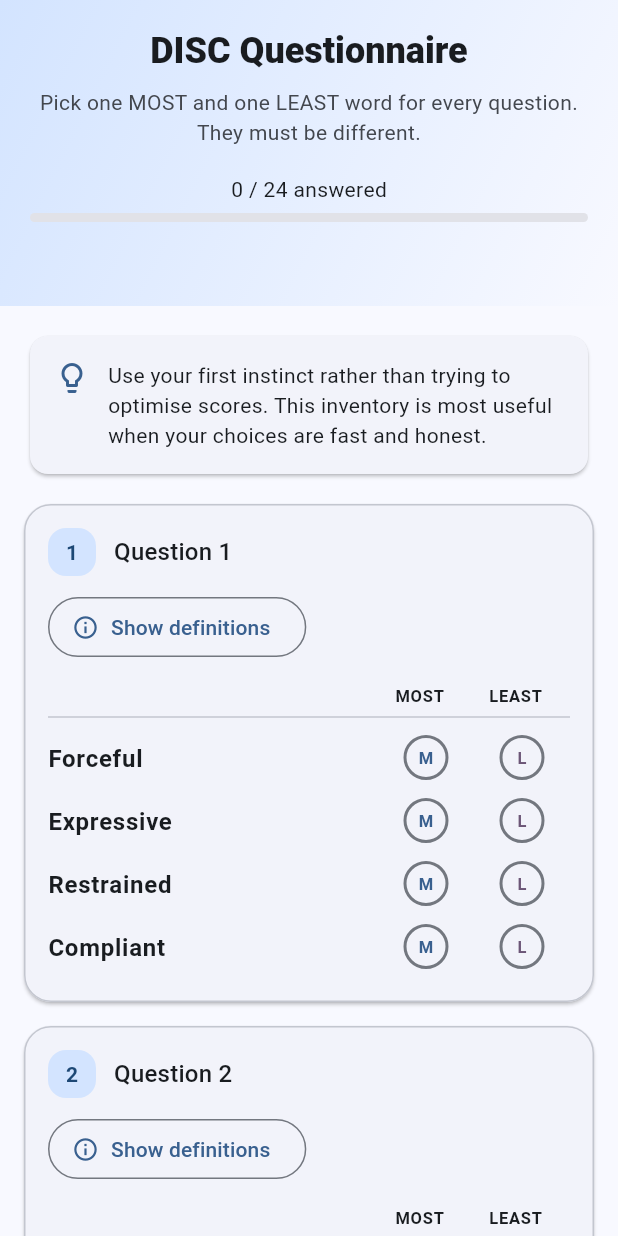
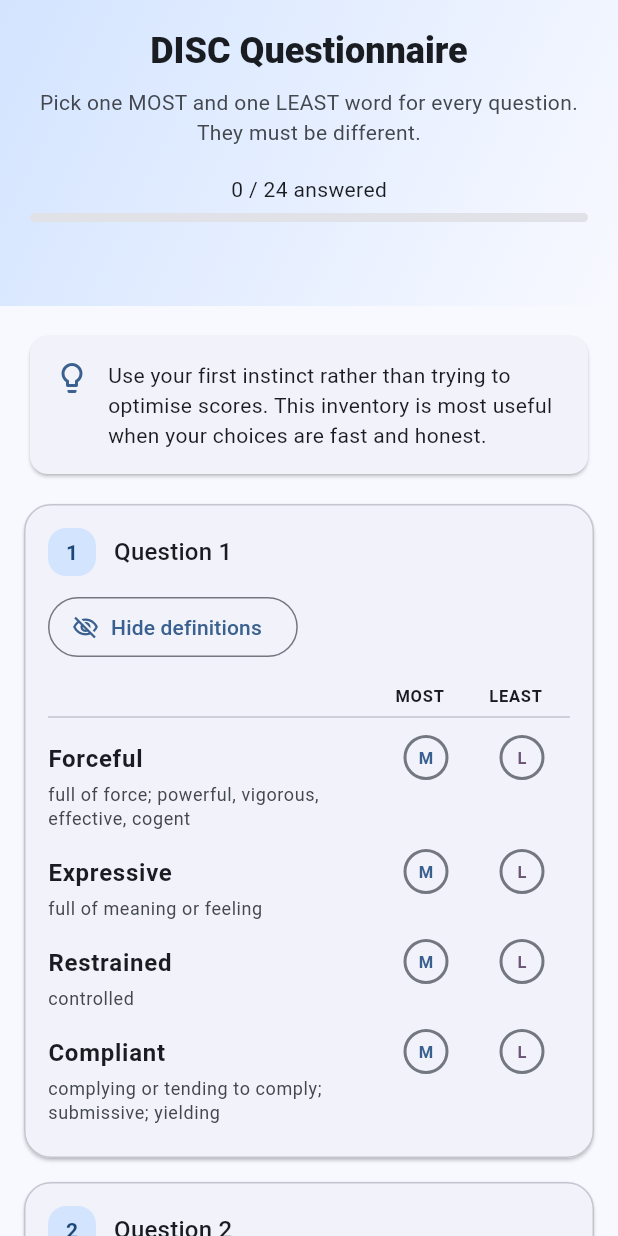
Before and after one commit to Boonpin97/disc_test, a Flutter app: the QuestionnaireScreen screen opened directly, on a phone screen of 412 x 824 dp. Run offline on Flutter 3.47's test engine with Material 3 defaults, Android fonts, the phone set to English and light mode, and no system bars; our stand-ins replace pdf; missing offline and left inert: dart:html.

Commit message:
Show definitions by default and update intro screen copy
Co-Authored-By: Claude Sonnet 4.6 <noreply@anthropic.com>

```diff
--- a/lib/screens/intro_screen.dart
+++ b/lib/screens/intro_screen.dart
@@ -70,7 +70,7 @@ class IntroScreen extends StatelessWidget {
                       ),
                       const _Bullet(
                         icon: Icons.info_outline,
-                        text: 'Click "Show definition" if a word is unfamiliar',
+                        text: 'Definitions are shown by default, and you can hide them if needed',
                       ),
                       const SizedBox(height: 28),
                       Divider(
--- a/lib/screens/questionnaire_screen.dart
+++ b/lib/screens/questionnaire_screen.dart
@@ -19,7 +19,9 @@ class _QuestionnaireScreenState extends State<QuestionnaireScreen> {
       List.generate(wordGroups.length, (_) => const Answer());
   late final List<GlobalKey> _cardKeys =
       List.generate(wordGroups.length, (_) => GlobalKey());
-  final Set<int> _definitionIndexes = <int>{};
+  final Set<int> _definitionIndexes = Set<int>.from(
+    Iterable<int>.generate(wordGroups.length),
+  );
 
   int get _answeredCount => _answers.where((answer) => answer.isComplete).length;
   bool get _allAnswered => _answeredCount == wordGroups.length;
```
